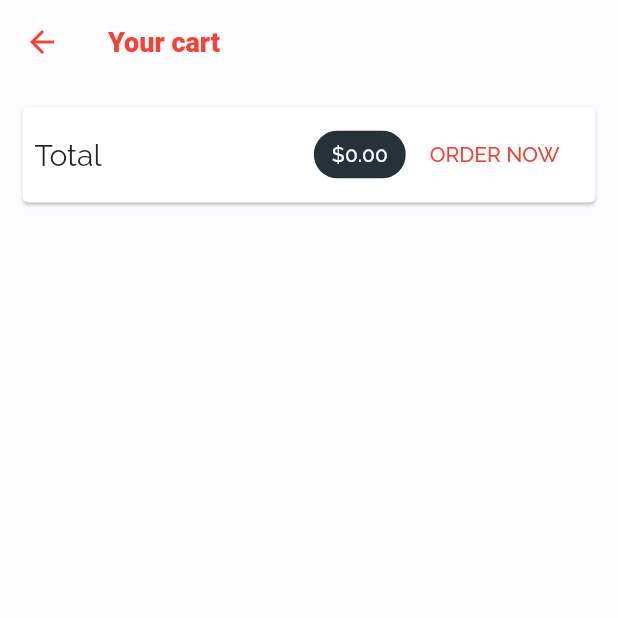
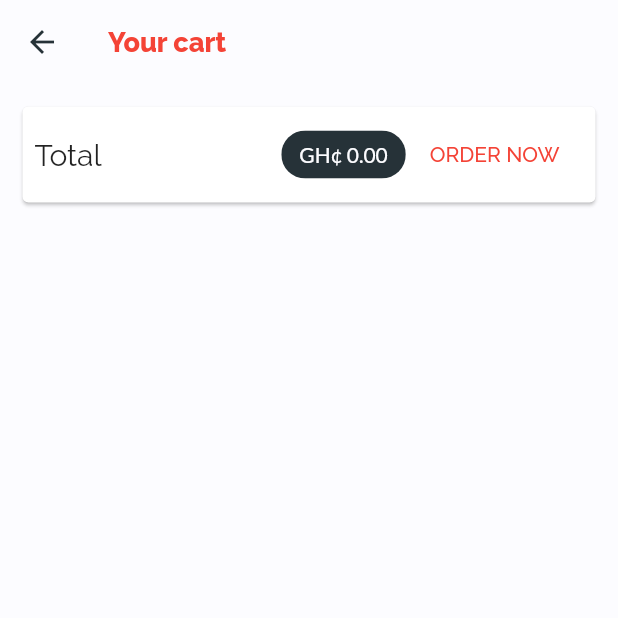
Before and after one commit to michaeldadzie/Commerce, a Flutter app: the CartScreen screen opened by its route, on a phone screen of 412 x 824 dp, the top half of it. Run offline on Flutter 3.47's test engine with Material 2 defaults, Android fonts, the phone set to English and light mode, and no system bars; our stand-ins replace flutter_icons, flutter_screenutil, google_fonts, page_transition, shared_preferences; accounts and stored records are empty.

Commit message:
Improved UI code

```diff
--- a/lib/features/home/presentation/pages/cart_screen.dart
+++ b/lib/features/home/presentation/pages/cart_screen.dart
@@ -15,9 +15,9 @@ class CartScreen extends StatelessWidget {
       appBar: AppBar(
         title: Text(
           'Your cart',
-          style: TextStyle(color: Colors.red),
+          style: GoogleFonts.raleway(color: Colors.red),
         ),
-        iconTheme: new IconThemeData(color: Colors.red),
+        iconTheme: new IconThemeData(color: Theme.of(context).accentColor),
         backgroundColor: Theme.of(context).primaryColor,
         elevation: 0,
       ),
@@ -34,13 +34,13 @@ class CartScreen extends StatelessWidget {
                   Spacer(),
                   Chip(
                     label: Text(
-                      '\$${cart.totalAmount.toStringAsFixed(2)}',
-                      style: GoogleFonts.raleway(
+                      '\GH¢ ${cart.totalAmount.toStringAsFixed(2)}',
+                      style: GoogleFonts.lato(
                           color: Theme.of(context).primaryColor),
                     ),
                     backgroundColor: Theme.of(context).accentColor,
                   ),
-                  OrderButton(cart: cart),
+                  OrderButton(cart: cart), //TODO: Change order button
                 ],
               ),
             ),
```
